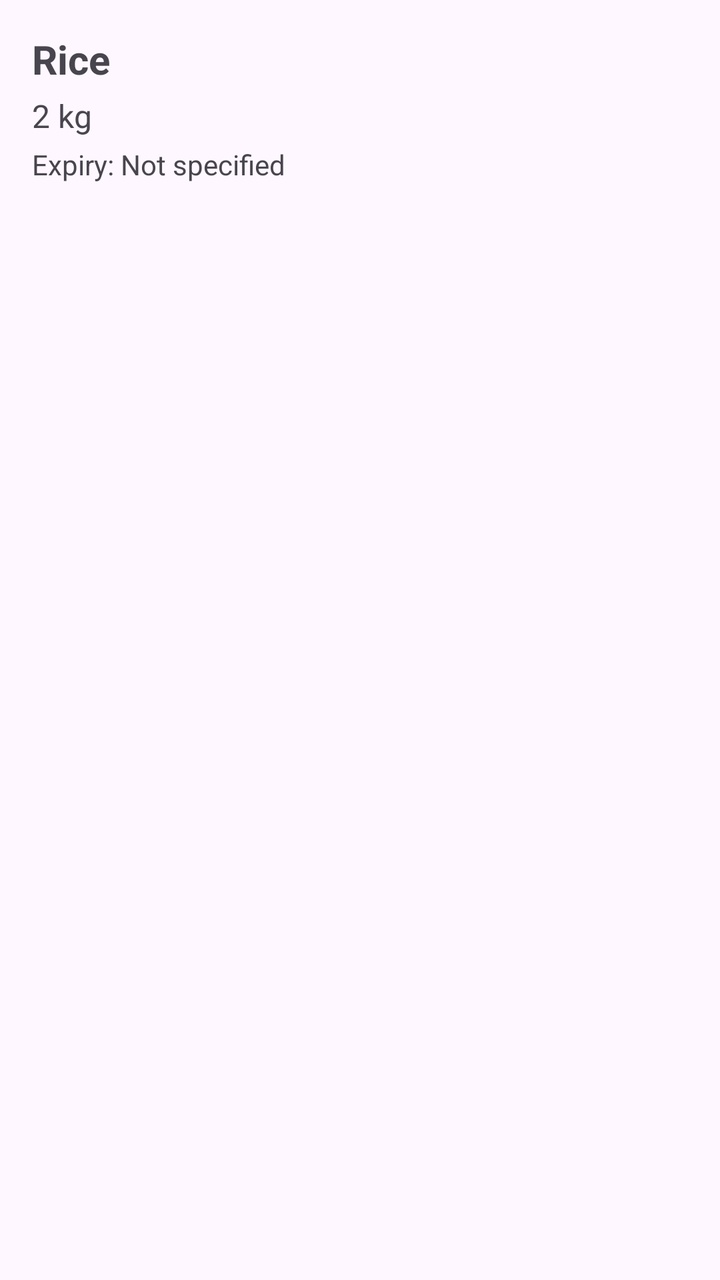
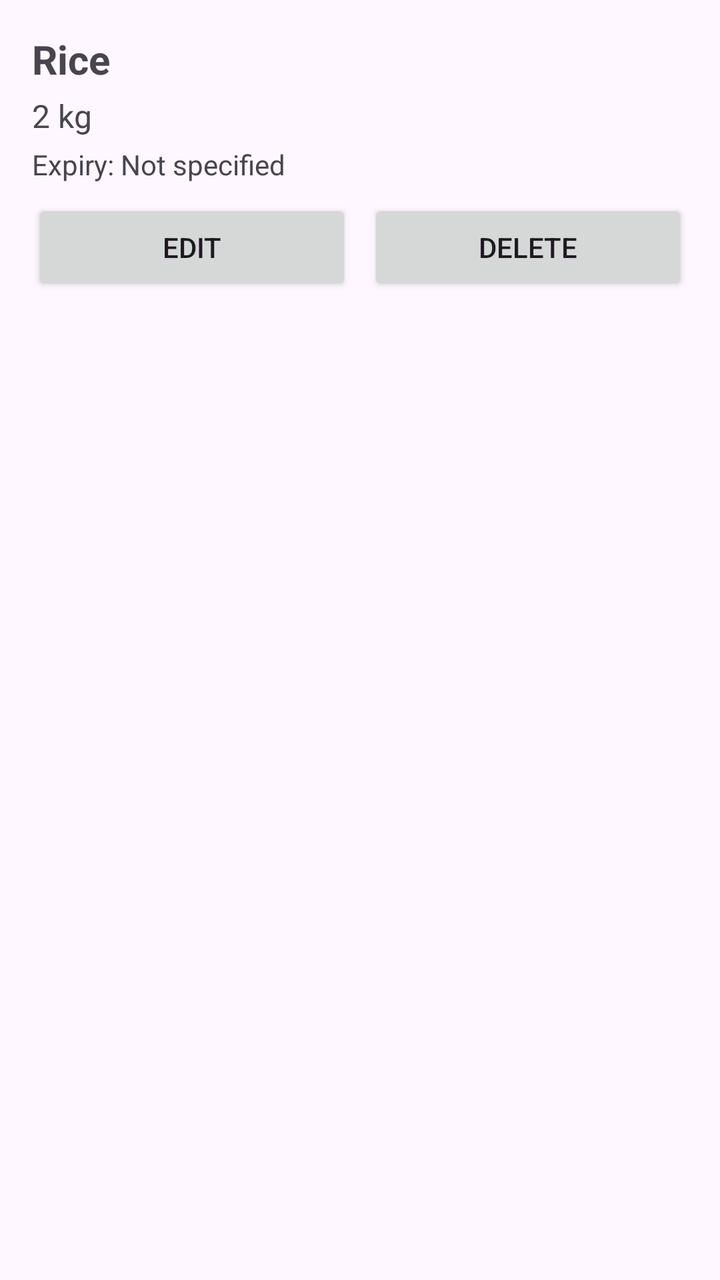

Before-and-after screenshots of an Android layout around one commit, followed by the original layout XML and the change that was made.
<!-- AndroidManifest.xml: application theme Theme.SmartPantryManager -->
<!-- res/layout/item_pantry.xml -->
<?xml version="1.0" encoding="utf-8"?>
<LinearLayout xmlns:android="http://schemas.android.com/apk/res/android"
    android:layout_width="match_parent"
    android:layout_height="wrap_content"
    android:orientation="vertical"
    android:padding="16dp">

    <TextView
        android:id="@+id/tvIngredientName"
        android:layout_width="match_parent"
        android:layout_height="wrap_content"
        android:text="Rice"
        android:textSize="20sp"
        android:textStyle="bold" />

    <TextView
        android:id="@+id/tvIngredientQuantity"
        android:layout_width="match_parent"
        android:layout_height="wrap_content"
        android:layout_marginTop="4dp"
        android:text="2 kg"
        android:textSize="16sp" />

    <TextView
        android:id="@+id/tvIngredientExpiry"
        android:layout_width="match_parent"
        android:layout_height="wrap_content"
        android:layout_marginTop="4dp"
        android:text="Expiry: Not specified"
        android:textSize="14sp" />

</LinearLayout>
<!-- resources referenced by this layout -->
<resources>
  <style name="Theme.SmartPantryManager" parent="Base.Theme.SmartPantryManager" />
  <style name="Base.Theme.SmartPantryManager" parent="Theme.Material3.DayNight.NoActionBar">
          
          
      </style>
</resources>

<!-- the commit's change to res/layout/item_pantry.xml (unified diff, before → after) -->
@@ -29,4 +29,27 @@
         android:text="Expiry: Not specified"
         android:textSize="14sp" />
 
+    <LinearLayout
+        android:layout_width="match_parent"
+        android:layout_height="wrap_content"
+        android:layout_marginTop="8dp"
+        android:orientation="horizontal">
+
+        <Button
+            android:id="@+id/btnEditIngredient"
+            android:layout_width="0dp"
+            android:layout_height="wrap_content"
+            android:layout_weight="1"
+            android:text="Edit" />
+
+        <Button
+            android:id="@+id/btnDeleteIngredient"
+            android:layout_width="0dp"
+            android:layout_height="wrap_content"
+            android:layout_marginStart="8dp"
+            android:layout_weight="1"
+            android:text="Delete" />
+
+    </LinearLayout>
+
 </LinearLayout>
